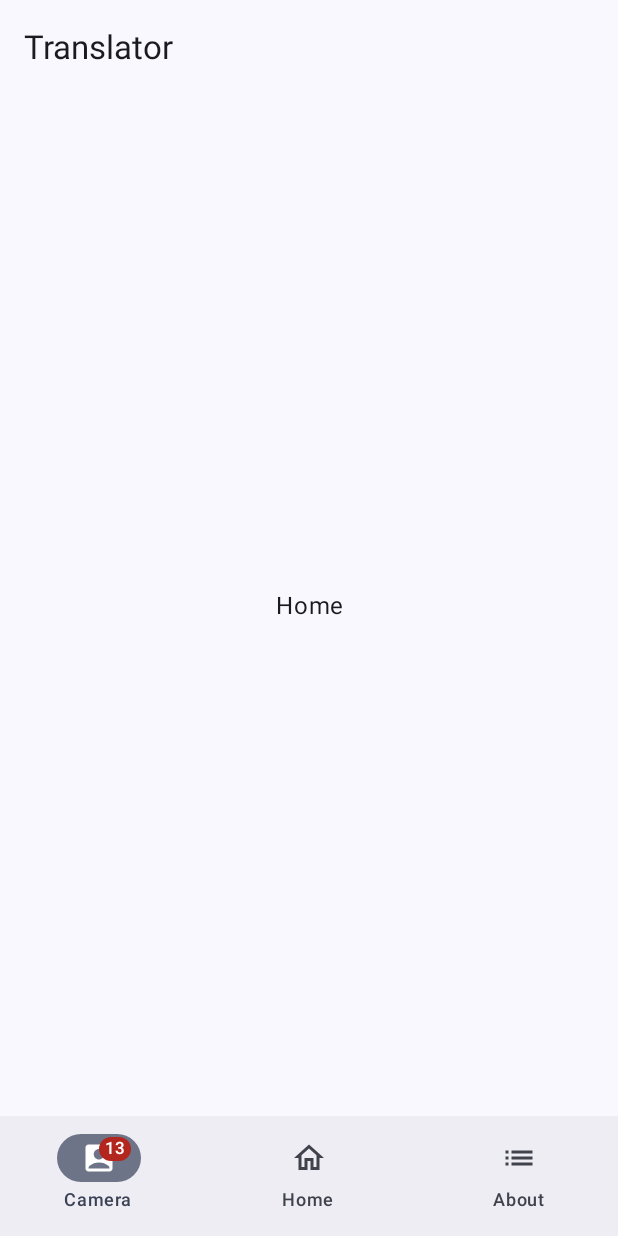
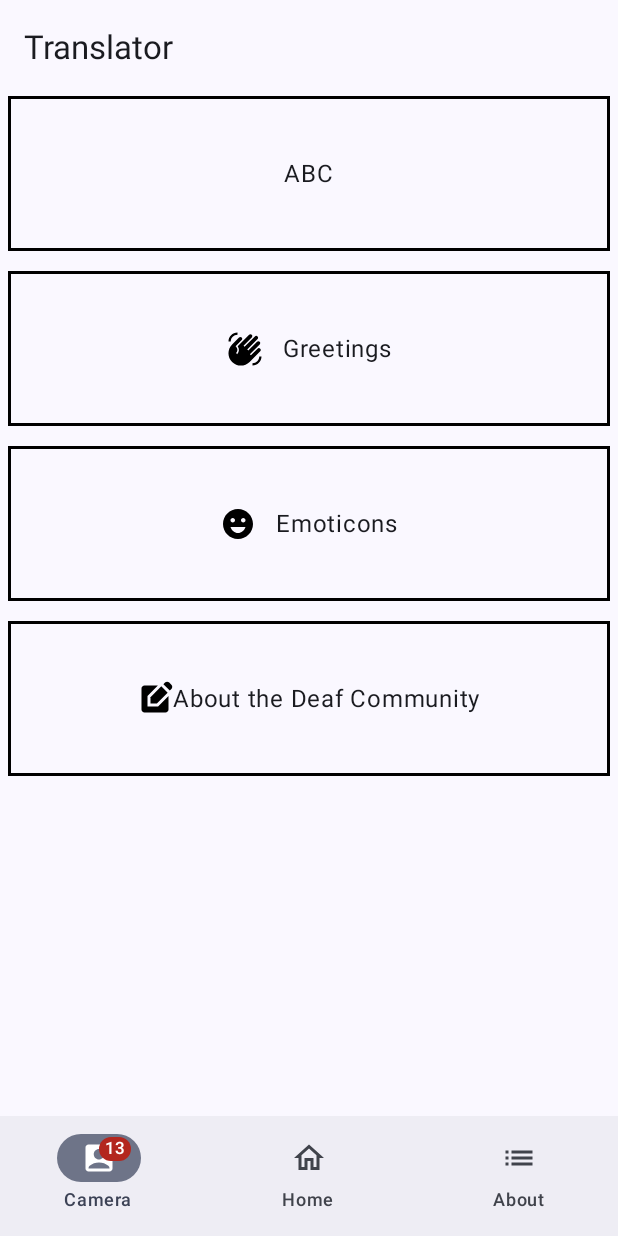
Before and after one commit to iiwake01/SiWika, an Android app built with Jetpack Compose: the Home screen opened through its navigation route, on a phone screen of 412 x 824 dp. Run offline under Robolectric (Android 15) with nearby library versions, the phone set to English and light mode, and no system bars; our stand-ins replace livedata-compose.

Commit message:
Update Home and Settings Feature Page

```diff
--- a/app/src/main/java/com/example/siwika/MainActivity.kt
+++ b/app/src/main/java/com/example/siwika/MainActivity.kt
@@ -6,9 +6,16 @@ import android.os.Bundle
 import androidx.activity.ComponentActivity
 import androidx.activity.compose.setContent
 import androidx.activity.viewModels
+import androidx.compose.foundation.Image
+import androidx.compose.foundation.border
+import androidx.compose.foundation.layout.Arrangement
 import androidx.compose.foundation.layout.Box
+import androidx.compose.foundation.layout.Column
 import androidx.compose.foundation.layout.PaddingValues
+import androidx.compose.foundation.layout.Row
+import androidx.compose.foundation.layout.aspectRatio
 import androidx.compose.foundation.layout.fillMaxSize
+import androidx.compose.foundation.layout.fillMaxWidth
 import androidx.compose.foundation.layout.padding
 import androidx.compose.material3.Badge
 import androidx.compose.material3.BadgedBox
@@ -27,9 +34,12 @@ import androidx.compose.runtime.livedata.observeAsState
 import androidx.compose.runtime.rememberCoroutineScope
 import androidx.compose.ui.Alignment
 import androidx.compose.ui.Modifier
+import androidx.compose.ui.graphics.Color
 import androidx.compose.ui.graphics.vector.ImageVector
+import androidx.compose.ui.res.painterResource
 import androidx.compose.ui.res.stringResource
 import androidx.compose.ui.text.style.TextAlign
+import androidx.compose.ui.unit.dp
 import androidx.navigation.NavBackStackEntry
 import androidx.navigation.NavHostController
 import androidx.navigation.compose.NavHost
@@ -95,7 +105,7 @@ class MainActivity : ComponentActivity() {
             navController = navController,
             startDestination = stringResource(id = R.string.camera)
         ) {
-            composable(route = viewModel.getCameraTitle()) { backStackEntry: NavBackStackEntry ->
+            composable(route = viewModel.getCameraTitle()) { backStackEntry : NavBackStackEntry ->
                 Box(
                     modifier = Modifier.fillMaxSize(),
                     contentAlignment = Alignment.Center
@@ -106,28 +116,94 @@ class MainActivity : ComponentActivity() {
                     )
                 }
             }
-            composable(route = viewModel.getHomeTitle()) { backStackEntry: NavBackStackEntry ->
-                val content = backStackEntry.arguments?.getString(Constants.KEY_CONTENT)
-                Box(
-                    modifier = Modifier.fillMaxSize(),
-                    contentAlignment = Alignment.Center
+            composable(route = viewModel.getHomeTitle()) { backStackEntry : NavBackStackEntry ->
+                Column (
+                    modifier = Modifier.fillMaxSize(), verticalArrangement = Arrangement.spacedBy(13.dp), horizontalAlignment = Alignment.CenterHorizontally
                 ) {
-                    Text(
-                        text = stringResource(id = R.string.home),
-                        textAlign = TextAlign.Center,
-                    )
+                    Box (
+                        modifier = Modifier.fillMaxWidth()
+                            .aspectRatio(1f/0.25f)
+                            .padding(horizontal = 5.dp)
+                            .border(2.dp, Color.Black),
+                        contentAlignment = Alignment.Center
+                    ) {
+                        Text (
+                            text = stringResource(id = R.string.abc),
+                        )
+                    }
+                    Box (
+                        modifier = Modifier.fillMaxWidth()
+                            .aspectRatio(1f/0.25f)
+                            .padding(horizontal = 5.dp)
+                            .border(2.dp, Color.Black),
+                        contentAlignment = Alignment.Center
+                    ) {
+                        Row (
+                            horizontalArrangement = Arrangement.spacedBy(13.dp)
+                        ) {
+                            Image(
+                                painter = painterResource(id = R.drawable.ic_waving_hand),
+                                contentDescription = null,
+                            )
+                            Text (
+                                text = stringResource(id = R.string.greetings),
+                            )
+                        }
+                    }
+                    Box (
+                        modifier = Modifier.fillMaxWidth()
+                            .aspectRatio(1f/0.25f)
+                            .padding(horizontal = 5.dp)
+                            .border(2.dp, Color.Black),
+                        contentAlignment = Alignment.Center
+                    ) {
+                        Row (
+                            horizontalArrangement = Arrangement.spacedBy(13.dp)
+                        ) {
+                            Image(
+                                painter = painterResource(id = R.drawable.ic_emoji_emotions),
+                                contentDescription = null,
+                            )
+                            Text (
+                                text = stringResource(id = R.string.emoticons),
+                            )
+                        }
+                    }
+                    Box (
+                        modifier = Modifier.fillMaxWidth()
+                            .aspectRatio(1f/0.25f)
+                            .padding(horizontal = 5.dp)
+                            .border(2.dp, Color.Black),
+                        contentAlignment = Alignment.Center
+                    ) {
+                        Row() {
+                            Image(
+                                painter = painterResource(id = R.drawable.ic_edit),
+                                contentDescription = null,
+                            )
+                            Text (
+                                text = stringResource(id = R.string.about_the_deaf_community),
+                            )
+                        }
+                    }
                 }
             }
-            composable(route = viewModel.getAboutTitle()) { backStackEntry: NavBackStackEntry ->
-                val content = backStackEntry.arguments?.getString(Constants.KEY_CONTENT)
-                Box(
+            composable(route = viewModel.getAboutTitle()) { backStackEntry : NavBackStackEntry ->
+                Box (
                     modifier = Modifier.fillMaxSize(),
-                    contentAlignment = Alignment.Center
+                    contentAlignment = Alignment.TopCenter
                 ) {
-                    Text(
-                        text = stringResource(id = R.string.about),
-                        textAlign = TextAlign.Center,
-                    )
+                    Box (
+                        modifier = Modifier.fillMaxWidth()
+                            .aspectRatio(1f/0.25f)
+                            .padding(horizontal = 5.dp)
+                            .border(2.dp, Color.Black),
+                        contentAlignment = Alignment.Center
+                    ) {
+                        Text (
+                            text = stringResource(id = R.string.about_the_app),
+                        )
+                    }
                 }
             }
         }
--- /dev/null
+++ b/app/src/main/res/drawable/ic_edit.xml
@@ -0,0 +1,7 @@
+<vector android:height="24dp" android:tint="#000000"
+    android:viewportHeight="24" android:viewportWidth="24"
+    android:width="24dp" xmlns:android="http://schemas.android.com/apk/res/android">
+    <path android:fillColor="@android:color/white" android:pathData="M7,17V9.93L13.93,3l0,0H5C3.9,3 3,3.9 3,5v14c0,1.1 0.9,2 2,2h14c1.1,0 2,-0.9 2,-2v-8.93L14.07,17H7z"/>
+    <path android:fillColor="@android:color/white" android:pathData="M9,15l4.24,0l7.2,-7.2l-4.24,-4.24l-7.2,7.2z"/>
+    <path android:fillColor="@android:color/white" android:pathData="M22.91,2.49l-1.41,-1.41c-0.78,-0.78 -2.05,-0.78 -2.83,0l-1.06,1.06l4.24,4.24l1.06,-1.06C23.7,4.54 23.7,3.27 22.91,2.49z"/>
+</vector>
--- /dev/null
+++ b/app/src/main/res/drawable/ic_emoji_emotions.xml
@@ -0,0 +1,5 @@
+<vector android:height="24dp" android:tint="#000000"
+    android:viewportHeight="24" android:viewportWidth="24"
+    android:width="24dp" xmlns:android="http://schemas.android.com/apk/res/android">
+    <path android:fillColor="@android:color/white" android:pathData="M11.99,2C6.47,2 2,6.48 2,12c0,5.52 4.47,10 9.99,10C17.52,22 22,17.52 22,12C22,6.48 17.52,2 11.99,2zM8.5,8C9.33,8 10,8.67 10,9.5S9.33,11 8.5,11S7,10.33 7,9.5S7.67,8 8.5,8zM12,18c-2.28,0 -4.22,-1.66 -5,-4h10C16.22,16.34 14.28,18 12,18zM15.5,11c-0.83,0 -1.5,-0.67 -1.5,-1.5S14.67,8 15.5,8S17,8.67 17,9.5S16.33,11 15.5,11z"/>
+</vector>
--- /dev/null
+++ b/app/src/main/res/drawable/ic_waving_hand.xml
@@ -0,0 +1,5 @@
+<vector android:height="24dp" android:tint="#000000"
+    android:viewportHeight="24" android:viewportWidth="24"
+    android:width="24dp" xmlns:android="http://schemas.android.com/apk/res/android">
+    <path android:fillColor="@android:color/white" android:pathData="M23,17c0,3.31 -2.69,6 -6,6v-1.5c2.48,0 4.5,-2.02 4.5,-4.5H23zM1,7c0,-3.31 2.69,-6 6,-6v1.5C4.52,2.5 2.5,4.52 2.5,7H1zM8.01,4.32l-4.6,4.6c-3.22,3.22 -3.22,8.45 0,11.67s8.45,3.22 11.67,0l7.07,-7.07c0.49,-0.49 0.49,-1.28 0,-1.77c-0.49,-0.49 -1.28,-0.49 -1.77,0l-4.42,4.42l-0.71,-0.71l6.54,-6.54c0.49,-0.49 0.49,-1.28 0,-1.77s-1.28,-0.49 -1.77,0l-5.83,5.83l-0.71,-0.71l6.89,-6.89c0.49,-0.49 0.49,-1.28 0,-1.77s-1.28,-0.49 -1.77,0l-6.89,6.89L11.02,9.8l5.48,-5.48c0.49,-0.49 0.49,-1.28 0,-1.77s-1.28,-0.49 -1.77,0l-7.62,7.62c1.22,1.57 1.11,3.84 -0.33,5.28l-0.71,-0.71c1.17,-1.17 1.17,-3.07 0,-4.24l-0.35,-0.35l4.07,-4.07c0.49,-0.49 0.49,-1.28 0,-1.77C9.29,3.83 8.5,3.83 8.01,4.32z"/>
+</vector>
--- a/app/src/main/res/values/strings.xml
+++ b/app/src/main/res/values/strings.xml
@@ -1,7 +1,12 @@
 <resources>
     <string name="app_name">SiWika</string>
+    <string name="abc">ABC</string>
     <string name="about">About</string>
+    <string name="about_the_app">About the App</string>
+    <string name="about_the_deaf_community">About the Deaf Community</string>
     <string name="camera">Camera</string>
+    <string name="emoticons">Emoticons</string>
+    <string name="greetings">Greetings</string>
     <string name="home">Home</string>
     <string name="setting">Setting</string>
     <string name="translator">Translator</string>
```
